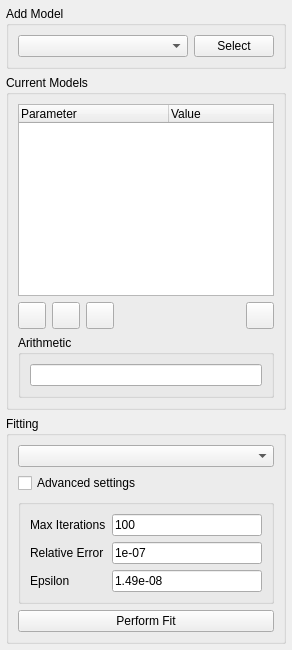
Qt form specviz/data/qt/ui/model_fitting_plugin.ui (spacetelescope/specviz) before a commit.
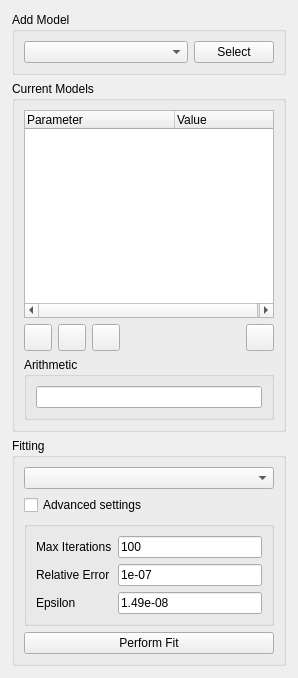
The same form after that commit. Icons and pictures are not drawn.

Patch:
```diff
--- a/specviz/data/qt/ui/model_fitting_plugin.ui
+++ b/specviz/data/qt/ui/model_fitting_plugin.ui
@@ -1,7 +1,15 @@
 <?xml version="1.0" encoding="UTF-8"?>
 <ui version="4.0">
- <class>dialog_resample_warning</class>
- <widget class="QWidget" name="dialog_resample_warning">
+ <class>model_fitting_plugin</class>
+ <widget class="QWidget" name="model_fitting_plugin">
+  <property name="geometry">
+   <rect>
+    <x>0</x>
+    <y>0</y>
+    <width>298</width>
+    <height>678</height>
+   </rect>
+  </property>
   <property name="windowTitle">
    <string>Form</string>
   </property>
@@ -10,16 +18,16 @@
     <enum>QLayout::SetMinAndMaxSize</enum>
    </property>
    <property name="leftMargin">
-    <number>6</number>
+    <number>12</number>
    </property>
    <property name="topMargin">
-    <number>6</number>
+    <number>12</number>
    </property>
    <property name="rightMargin">
-    <number>6</number>
+    <number>12</number>
    </property>
    <property name="bottomMargin">
-    <number>6</number>
+    <number>12</number>
    </property>
    <item>
     <widget class="QGroupBox" name="groupBox">
@@ -48,6 +56,15 @@
         <property name="text">
          <string>Select</string>
         </property>
+        <property name="autoDefault">
+         <bool>false</bool>
+        </property>
+        <property name="default">
+         <bool>false</bool>
+        </property>
+        <property name="flat">
+         <bool>false</bool>
+        </property>
        </widget>
       </item>
      </layout>
```
